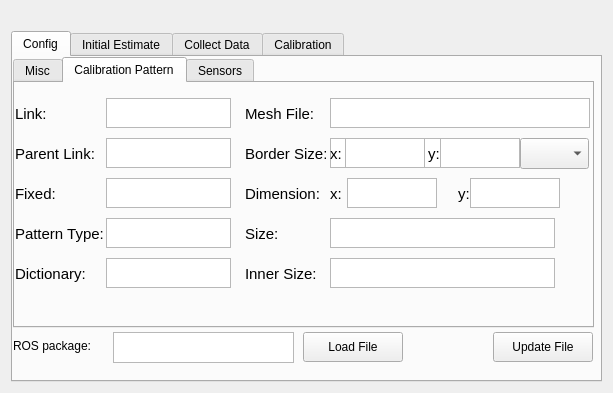
Above: atom_rviz_plugin/src/ui/calibration_panel.ui from lardemua/atom_rviz_plugin before the change. Below: the same form after it.
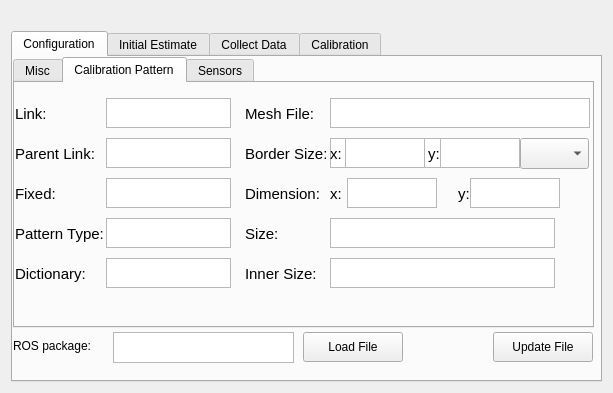
That is the form after the change. The open tabs and pages were chosen to show the change.

The edit to the form file:
```diff
--- a/atom_rviz_plugin/src/ui/calibration_panel.ui
+++ b/atom_rviz_plugin/src/ui/calibration_panel.ui
@@ -28,7 +28,7 @@
      </property>
      <widget class="QWidget" name="configTab">
       <attribute name="title">
-       <string>Config</string>
+       <string>Configuration</string>
       </attribute>
       <widget class="QTabWidget" name="configurationTabs">
        <property name="enabled">
```
Left out of the diff: 2 changed lines with no effect on the pictures.
